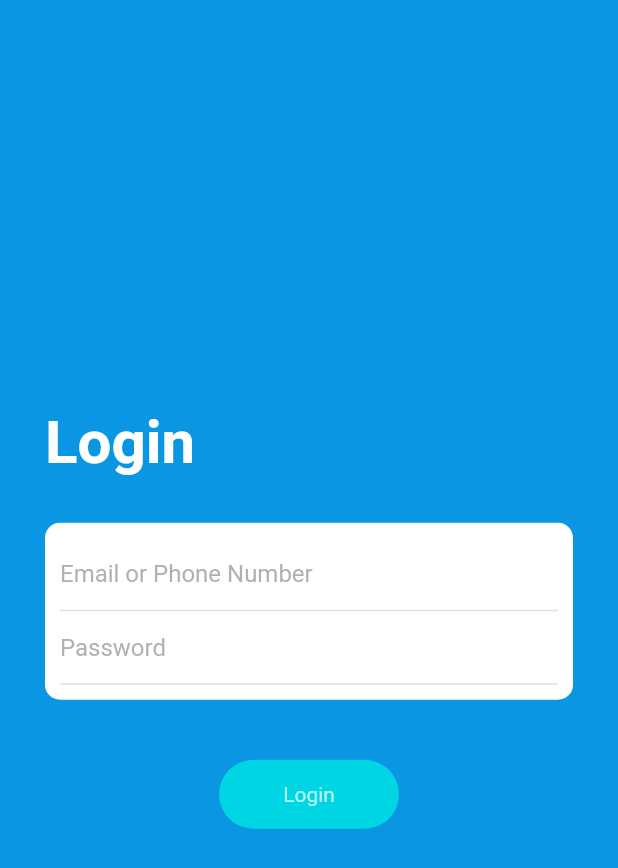
After one commit to fasrinaleem/FillMe-FillingStationLocator-FlutterApp, a Flutter app: the LoginPage screen opened directly, on a phone screen of 412 x 824 dp. The commit adds this screen. Shown: the top 868 px of the screen. Run offline on Flutter 3.47's test engine with Material 2 defaults, Android fonts, the phone set to English and light mode, and no system bars; our stand-ins replace page_transition, simple_animations.

Commit message:
Splash screen and Login Screen Fully working project heree

```diff
--- /dev/null
+++ b/lib/LoginPage.dart
@@ -0,0 +1,89 @@
+import 'package:flutter/material.dart';
+import 'package:onboarding/animations/FadeAnimation.dart';
+
+class LoginPage extends StatelessWidget {
+  @override
+  Widget build(BuildContext context) {
+    return Scaffold(
+      // backgroundColor: Color.fromRGBO(3, 9, 23, 1),
+      backgroundColor: Color.fromRGBO(10, 150, 227, 1),
+      body: Container(
+        padding: EdgeInsets.all(30),
+        child: Column(
+          crossAxisAlignment: CrossAxisAlignment.start,
+          mainAxisAlignment: MainAxisAlignment.center,
+          children: <Widget>[
+            FadeAnimation(
+                1.2,
+                Text(
+                  "Login",
+                  style: TextStyle(
+                      color: Colors.white,
+                      fontSize: 40,
+                      fontWeight: FontWeight.bold),
+                )),
+            SizedBox(
+              height: 30,
+            ),
+            FadeAnimation(
+                1.5,
+                Container(
+                  padding: EdgeInsets.all(10),
+                  decoration: BoxDecoration(
+                    borderRadius: BorderRadius.circular(10),
+                    color: Colors.white,
+                  ),
+                  child: Column(
+                    children: <Widget>[
+                      Container(
+                        decoration: BoxDecoration(
+                            border: Border(
+                                bottom: BorderSide(color: Colors.grey[300]))),
+                        child: TextField(
+                          decoration: InputDecoration(
+                              border: InputBorder.none,
+                              hintStyle:
+                                  TextStyle(color: Colors.grey.withOpacity(.8)),
+                              hintText: "Email or Phone Number"),
+                        ),
+                      ),
+                      Container(
+                        decoration: BoxDecoration(
+                            border: Border(
+                                bottom: BorderSide(color: Colors.grey[300]))),
+                        child: TextField(
+                          decoration: InputDecoration(
+                              border: InputBorder.none,
+                              hintStyle:
+                                  TextStyle(color: Colors.grey.withOpacity(.8)),
+                              hintText: "Password"),
+                        ),
+                      )
+                    ],
+                  ),
+                )),
+            SizedBox(
+              height: 40,
+            ),
+            FadeAnimation(
+                1.8,
+                Center(
+                  child: Container(
+                    width: 120,
+                    padding: EdgeInsets.all(15),
+                    decoration: BoxDecoration(
+                        borderRadius: BorderRadius.circular(50),
+                        color: Color.fromRGBO(0, 214, 227, 1)),
+                    child: Center(
+                      child: Text("Login",
+                          style:
+                              TextStyle(color: Colors.white.withOpacity(.7))),
+                    ),
+                  ),
+                )),
+          ],
+        ),
+      ),
+    );
+  }
+}
--- a/lib/animations/FadeAnimation.dart
+++ b/lib/animations/FadeAnimation.dart
@@ -2,6 +2,8 @@ import 'package:flutter/material.dart';
 import 'package:simple_animations/simple_animations.dart';
 
 class FadeAnimation extends StatelessWidget {
+  //This class is mainly for the fading animation from top to bottom
+
   final double delay;
   final Widget child;
 
--- a/lib/splashScreen.dart
+++ b/lib/splashScreen.dart
@@ -1,5 +1,7 @@
 import 'package:flutter/material.dart';
 import 'animations/FadeAnimation.dart';
+import 'package:page_transition/page_transition.dart';
+import 'package:onboarding/LoginPage.dart';
 
 void main() => runApp(
     MaterialApp(debugShowCheckedModeBanner: false, home: SplashScreen()));
@@ -8,10 +10,11 @@ class SplashScreen extends StatefulWidget {
   _SpachScreenState createState() => _SpachScreenState();
 }
 
-//FadeAnimation.dart class is used just only for image (Same image 3 times appear)
+//FadeAnimation.dart class is used just only for fading from top to down
+//In Here Same image 3 times appear and text contents
 
 //There are 5 animations which are listed below,
-//1. Content coming from top to down
+//1. Content coming from top to down (FadeAnimation.dart)
 //2. Icon button become small when we press it
 //3. Icon button goes to the left
 //4. Icon button goest to left to right
@@ -84,7 +87,16 @@ class _SpachScreenState extends State<SplashScreen>
     _scale2Animation =
         Tween<double>(begin: 1.0, end: 32.0).animate(_scale2Controller)
           ..addStatusListener((status) {
-            if (status == AnimationStatus.completed) {}
+            if (status == AnimationStatus.completed) {
+              //Hiding the blank splash screeen and navigate to the Second screen
+              //Get the use of page_transition dependency --> 12
+              //Import the page transition package at top
+
+              Navigator.push(
+                  context,
+                  PageTransition(
+                      type: PageTransitionType.fade, child: LoginPage()));
+            }
           });
   }
 
--- a/pubspec.yaml
+++ b/pubspec.yaml
@@ -28,6 +28,7 @@ dev_dependencies:
   flutter_test:
     sdk: flutter
   simple_animations: ^1.1.3
+  page_transition: ^1.1.4
 # For information on the generic Dart part of this file, see the
 # following page: https://dart.dev/tools/pub/pubspec
 
```
Also changed, not shown: pubspec.lock.
